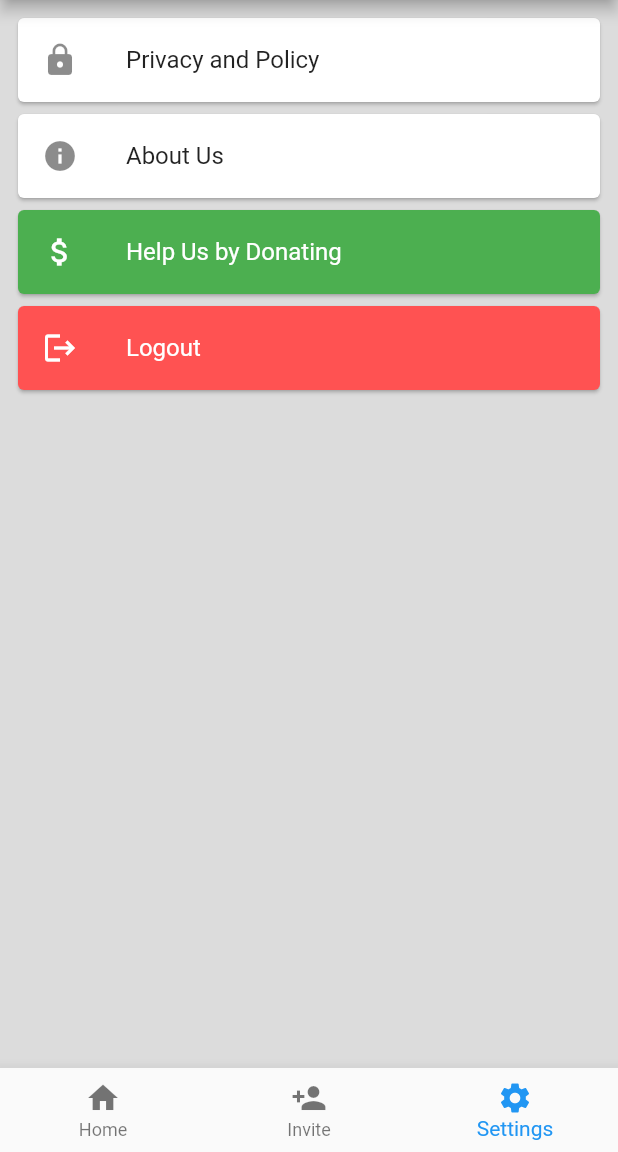
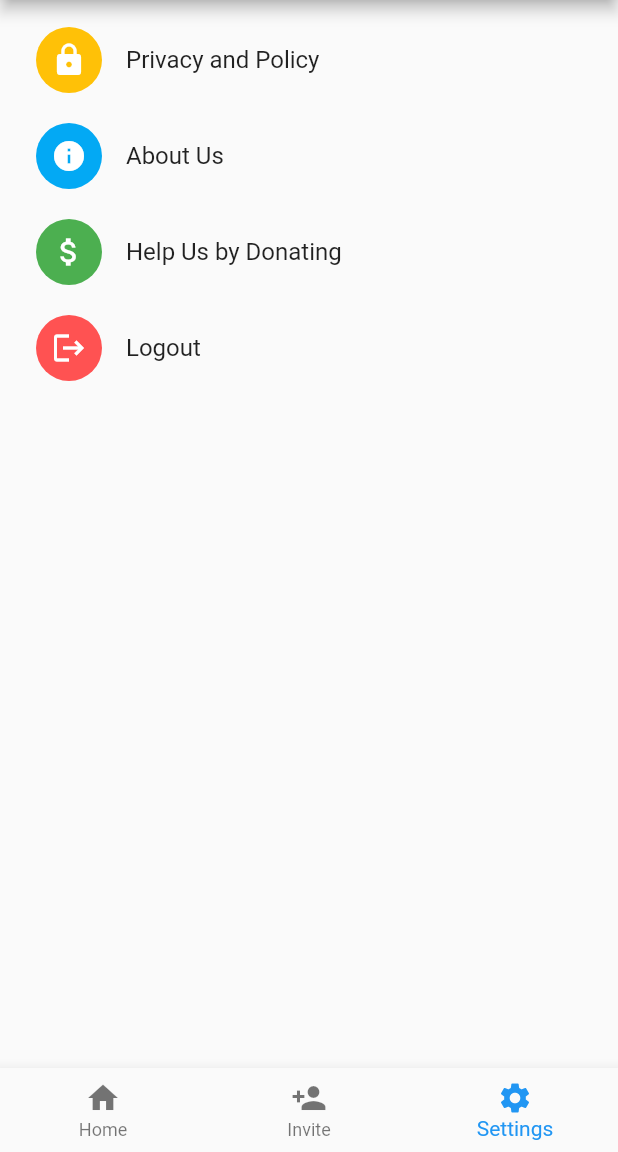
Before and after one commit to neeraj15022001/noterrFlutter, a Flutter app: the screen it shows after launch, item 3 of the bottom bar chosen, on a phone screen of 412 x 824 dp, the part 84-1236 px from its top. Run offline on Flutter 3.47's test engine with Material 2 defaults, Android fonts, the phone set to English and light mode, and no system bars.

Commit message:
Added Login and Logout Actions and updated Settings page

```diff
--- a/lib/views/screens/_settings.dart
+++ b/lib/views/screens/_settings.dart
@@ -5,60 +5,86 @@ class Settings extends StatelessWidget {
 
   @override
   Widget build(BuildContext context) {
-    return Container(
-      decoration: const BoxDecoration(
-        color: Colors.black12,
-      ),
-      child: ListView(
+    return ListView(
       padding: const EdgeInsets.all(8),
       children: [
-          const Card(
+        Padding(
+          padding: const EdgeInsets.fromLTRB(0, 4.0, 0, 4.0),
           child: ListTile(
-              leading: Icon(Icons.lock),
+            leading: Container(
+              padding: EdgeInsets.all(10),
+              decoration: BoxDecoration(
+                color: Colors.amber,
+                shape: BoxShape.circle,
+              ),
+              child: Icon(
+                Icons.lock,
+                color: Colors.white,
+              ),
+            ),
             title: Text("Privacy and Policy"),
           ),
         ),
-          const Card(
+        Padding(
+          padding: const EdgeInsets.fromLTRB(0, 4.0, 0, 4.0),
           child: ListTile(
-              leading: Icon(Icons.info),
+            leading: Container(
+                padding: EdgeInsets.all(10),
+                decoration: BoxDecoration(
+                  color: Colors.lightBlue,
+                  shape: BoxShape.circle,
+                ),
+                child: Icon(
+                  Icons.info,
+                  color: Colors.white,
+                )),
             title: Text("About Us"),
           ),
         ),
-          const Card(
+        Padding(
+          padding: const EdgeInsets.fromLTRB(0, 4.0, 0, 4.0),
           child: ListTile(
-              leading: Icon(
+            leading: Container(
+              padding: EdgeInsets.all(10),
+              decoration: BoxDecoration(
+                color: Colors.green,
+                shape: BoxShape.circle,
+              ),
+              child: Icon(
                 Icons.attach_money_outlined,
                 color: Colors.white,
               ),
+            ),
             title: Text(
               "Help Us by Donating",
-                style: TextStyle(
-                  color: Colors.white,
+              style: TextStyle(),
             ),
           ),
         ),
-            color: Colors.green,
-          ),
-          Card(
+        Padding(
+          padding: const EdgeInsets.fromLTRB(0, 4.0, 0, 4.0),
           child: ListTile(
             onTap: () {
               print("Logging out");
             },
-              leading: const Icon(
+            leading: Container(
+              padding: EdgeInsets.all(10),
+              decoration: BoxDecoration(
+                color: Colors.redAccent,
+                shape: BoxShape.circle,
+              ),
+              child: Icon(
                 Icons.logout,
                 color: Colors.white,
               ),
+            ),
             title: const Text(
               "Logout",
-                style: TextStyle(
-                  color: Colors.white,
+              style: TextStyle(),
             ),
           ),
-            ),
-            color: Colors.redAccent,
         )
       ],
-      ),
     );
   }
 }
```
Lines whose indentation alone changed are shown as unchanged.
